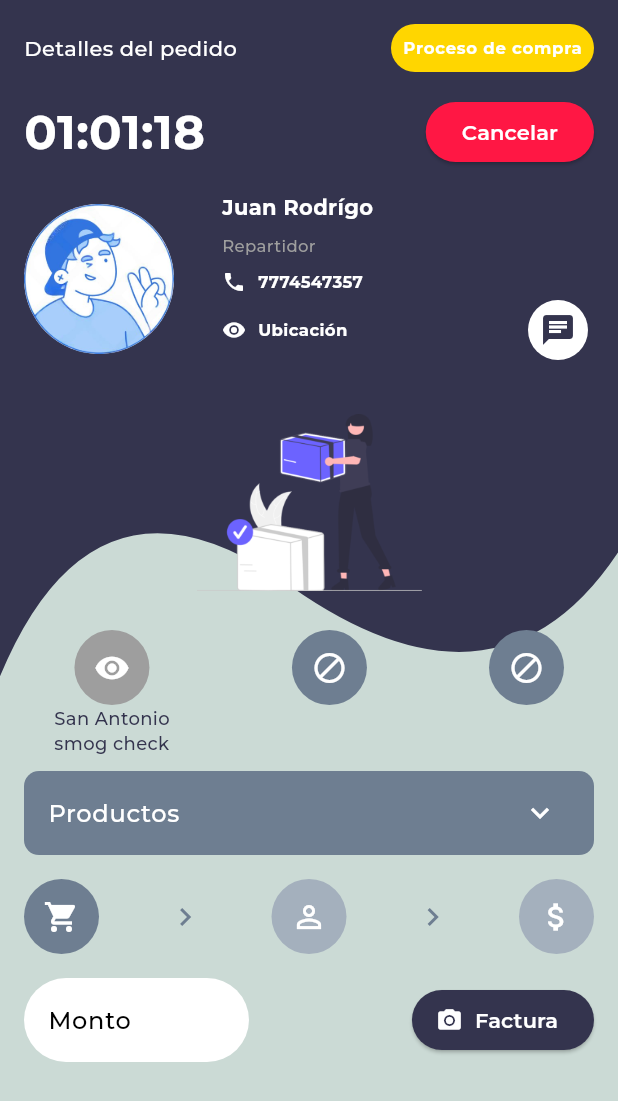
After one commit to 12Edwin/QuickFavor, a Flutter app: the FavorProgressCourier screen opened directly, after a tap on "Cancelar", on a phone screen of 412 x 824 dp. The commit adds this screen. Shown: the top 1101 px of the screen. Run offline on Flutter 3.47's test engine with Material 3 defaults, Android fonts, the phone set to English and light mode, and no system bars; our stand-ins replace flutter_colorpicker, image_picker, shared_preferences; accounts and stored records are empty; project files that could hold a hidden picture were left out.

Commit message:
[ADD] Favor progress for courier

```diff
--- /dev/null
+++ b/mobile_favor/lib/kernel/widget/wave_painter.dart
@@ -0,0 +1,38 @@
+import 'package:flutter/material.dart';
+
+class WavePainter extends CustomPainter {
+  final BuildContext context;
+  final double waveHeight;
+
+  WavePainter({required this.context, required this.waveHeight});
+
+  @override
+  void paint(Canvas canvas, Size size) {
+    final paint = Paint()
+      ..color = Theme.of(context).primaryColor
+      ..style = PaintingStyle.fill;
+
+    final path = Path();
+
+    path.lineTo(0, (size.height * 0.45) + waveHeight);
+    path.quadraticBezierTo(
+      size.width * 0.15,
+      (size.height * 0.27) + waveHeight,
+      size.width * 0.45,
+      (size.height * 0.37) + waveHeight,
+    );
+    path.quadraticBezierTo(
+      size.width * 0.8,
+      (size.height * 0.5) + waveHeight,
+      size.width * 1,
+      (size.height * 0.35) + waveHeight,
+    );
+    path.lineTo(size.width, 0);
+    path.close();
+
+    canvas.drawPath(path, paint);
+  }
+
+  @override
+  bool shouldRepaint(covariant CustomPainter oldDelegate) => false;
+}
--- /dev/null
+++ b/mobile_favor/lib/navigation/courier/favor_progress_courier.dart
@@ -0,0 +1,266 @@
+import 'package:flutter/material.dart';
+import 'package:mobile_favor/utils/app_colors.dart';
+
+import '../../kernel/widget/wave_painter.dart';
+
+class FavorProgressCourier extends StatefulWidget {
+  const FavorProgressCourier({super.key});
+
+  @override
+  State<FavorProgressCourier> createState() => _FavorProgressCourierState();
+}
+
+class _FavorProgressCourierState extends State<FavorProgressCourier> {
+  bool _isExpanded = false;
+
+
+  @override
+  Widget build(BuildContext context) {
+    final screenHeight = MediaQuery.of(context).size.height;
+    final customColors = Theme.of(context).extension<CustomColors>()!;
+    return Scaffold(
+      body: SingleChildScrollView(
+        child: Stack(
+          children: [
+            SizedBox(
+              height: screenHeight,
+              child: CustomPaint(
+                painter: WavePainter(context: context, waveHeight: 80),
+                child: Container(),
+              ),
+            ),
+            SafeArea(
+              child: Padding(
+                padding: const EdgeInsets.all(16),
+                child: Column(
+                  crossAxisAlignment: CrossAxisAlignment.center,
+                  children: [
+                    SizedBox(
+                      width: double.infinity,
+                      child: Row(
+                        mainAxisAlignment: MainAxisAlignment.spaceBetween,
+                        children:[
+                          const Text(
+                            'Detalles del pedido',
+                            style: TextStyle(color: Colors.white, fontSize: 14),
+                          ),
+
+                          Badge(
+                            label: const Text('Proceso de compra', style: TextStyle(fontWeight: FontWeight.bold)),
+                            padding: const EdgeInsets.all(8),
+                            backgroundColor:customColors.warning,
+                          ),
+                        ]
+                      ),
+                    ),
+                    const SizedBox(height: 16),
+                    Row(
+                      mainAxisAlignment: MainAxisAlignment.spaceBetween,
+                      children: [
+                        const Text(
+                          '01:01:18',
+                          style: TextStyle(color: Colors.white, fontSize: 32, fontWeight: FontWeight.bold),
+                        ),
+                        ElevatedButton(
+                          onPressed: () {  },
+                          style: ElevatedButton.styleFrom(
+                            backgroundColor: customColors.danger,
+                          ),
+                          child: const Text('Cancelar'),
+                        )
+                      ],
+                    ),
+                    const SizedBox(height: 16,),
+                    Row(
+                      children: [
+                        Container(
+                          width: 100,
+                          height: 100,
+                          decoration: const BoxDecoration(
+                            color: Colors.white,
+                            shape: BoxShape.circle,
+                          ),
+                          child: Image.asset('assets/profile.png'),
+                        ),
+                        const SizedBox(width: 32),
+                        Expanded(
+                          child: Column(
+                            mainAxisAlignment: MainAxisAlignment.start,
+                            crossAxisAlignment: CrossAxisAlignment.start,
+                            children: [
+                              const Text(
+                                'Juan Rodrígo',
+                                style: TextStyle(color: Colors.white, fontSize: 14, fontWeight: FontWeight.bold),
+                              ),
+                              const SizedBox(height: 8),
+                              const Text(
+                                'Repartidor',
+                                style: TextStyle(color: Colors.grey, fontSize: 11),
+                              ),
+                              const SizedBox(height: 8),
+                              const Row(
+                                children:[
+                                  Icon(Icons.phone, color: Colors.white, size: 16),
+                                  SizedBox(width: 8),
+                                  Text(
+                                    '7774547357',
+                                    style: TextStyle(color: Colors.white, fontSize: 11, fontWeight: FontWeight.bold),
+                                  ),
+                                ]
+                              ),
+                              Row(
+                                mainAxisAlignment: MainAxisAlignment.spaceBetween,
+                                children: [
+                                  GestureDetector(
+                                    onTap: () { },
+                                    child: const Row(
+                                      children:[
+                                        Icon(Icons.remove_red_eye, color: Colors.white, size: 16),
+                                        SizedBox(width: 8),
+                                        Text(
+                                          'Ubicación',
+                                          style: TextStyle(color: Colors.white, fontSize: 11, fontWeight: FontWeight.bold),
+                                        ),
+                                      ]
+                                    ),
+                                  ),
+                                  IconButton(
+                                    onPressed: () {  },
+                                    style: ElevatedButton.styleFrom(
+                                      backgroundColor: Colors.white,
+                                    ),
+                                    icon: Icon(Icons.chat, color: Theme.of(context).primaryColor),
+                                  ),
+                                ]
+                              ),
+                            ],
+                          ),
+                        ),
+                      ]
+                    ),
+                    const SizedBox(height: 32),
+                    Image.asset('assets/package.png', width: 150),
+                    const SizedBox(height: 16,),
+                    Column(
+                      children: [
+                        Container(
+                          padding: const EdgeInsets.symmetric(vertical: 10, horizontal: 20),
+                          child: Row(
+                            crossAxisAlignment: CrossAxisAlignment.start,
+                            mainAxisAlignment: MainAxisAlignment.spaceBetween,
+                            children: [
+                              _buildLocationItem(true, "San Antonio\nsmog check"),
+                              _buildLocationItem(false, ""),
+                              _buildLocationItem(false, ""),
+                            ],
+                          ),
+                        ),
+                        // Productos desplegable
+                        ExpansionTile(
+                          title: const Text("Productos"),
+                          backgroundColor: const Color(0xFF6E7E91),
+                          collapsedBackgroundColor: const Color(0xFF6E7E91),
+                          collapsedShape: RoundedRectangleBorder(
+                            borderRadius: BorderRadius.circular(10),
+                          ),
+                          textColor: Colors.white,
+                          collapsedTextColor: Colors.white,
+                          iconColor: Colors.white,
+                          collapsedIconColor: Colors.white,
+                          children: const [
+                            ListTile(title: Text("Producto 1", style: TextStyle(color: Colors.white))),
+                            ListTile(title: Text("Producto 2", style: TextStyle(color: Colors.white))),
+                          ],
+                        ),
+                        Container(
+                          padding: const EdgeInsets.symmetric(vertical: 16,),
+                          child: Row(
+                            mainAxisAlignment: MainAxisAlignment.spaceBetween,
+                            children: [
+                              _buildStateButton(Icons.shopping_cart, true),
+                              Icon(Icons.chevron_right, color: Color(0xFF6E7E91)),
+                              _buildStateButton(Icons.person_outline, false),
+                              Icon(Icons.chevron_right, color: Color(0xFF6E7E91)),
+                              _buildStateButton(Icons.attach_money, false),
+                            ],
+                          ),
+                        ),
+                        Row(
+                          mainAxisAlignment: MainAxisAlignment.spaceBetween,
+                          children: [
+                            _buildActionButton(Icons.attach_money, "Monto", (value) {
+                              if (value == null || value.isEmpty) {
+                                return 'El monto es requerido';
+                              }
+                              return null;
+                            }),
+                            ElevatedButton.icon(
+                              icon: const Icon(Icons.camera_alt),
+                              label: const Text("Factura"),
+                              onPressed: () {  },
+                            ),
+                          ],
+                        ),
+                      ],
+                    ),
+                  ]
+                )
+              ),
+            )
+          ],
+        ),
+      ),
+    );
+
+
+  }
+
+  Widget _buildLocationItem(bool isActive, String text) {
+    return Column(
+      children: [
+        Container(
+          width: 50,
+          height: 50,
+          decoration: BoxDecoration(
+            color: isActive ? Colors.grey : Color(0xFF6E7E91),
+            shape: BoxShape.circle,
+          ),
+          child: Icon(isActive ? Icons.remove_red_eye : Icons.block, color: Colors.white),
+        ),
+        if (text.isNotEmpty)
+          Text(text, textAlign: TextAlign.center, style: TextStyle(fontSize: 12)),
+      ],
+    );
+  }
+
+  Widget _buildStateButton(IconData icon, bool isActive) {
+    return Container(
+      width: 50,
+      height: 50,
+      decoration: BoxDecoration(
+        color: isActive ? Color(0xFF6E7E91) : Color(0xFFA4B0BD),
+        shape: BoxShape.circle,
+      ),
+      child: Icon(icon, color: Colors.white),
+    );
+  }
+
+  Widget _buildActionButton(IconData icon, String text, FormFieldValidator<String>? validation) {
+    return SizedBox(
+      width: 150,
+      child: TextFormField(
+        decoration: InputDecoration(
+          labelText: text,
+          filled: true,
+          fillColor: Colors.white,
+          labelStyle: const TextStyle(color: Colors.black),
+          border: OutlineInputBorder(
+            borderRadius: BorderRadius.circular(32),
+            borderSide: BorderSide.none,
+          ),
+        ),
+        validator: validation,
+      ),
+    );
+  }
+}
--- a/mobile_favor/lib/utils/app_colors.dart
+++ b/mobile_favor/lib/utils/app_colors.dart
@@ -64,5 +64,47 @@ ThemeData appTheme() {
         backgroundColor: AppColors.primaryColor,
       ),
     ),
+  ).copyWith(
+    extensions: <ThemeExtension<dynamic>>[
+      CustomColors(
+        success: AppColors.success,
+        warning: AppColors.warning,
+        info: AppColors.info,
+        danger: AppColors.danger,
+      ),
+    ],
   );
 }
+
+
+class CustomColors extends ThemeExtension<CustomColors> {
+  final Color? success;
+  final Color? warning;
+  final Color? info;
+  final Color? danger;
+
+  CustomColors({this.success, this.warning, this.info, this.danger});
+
+  @override
+  CustomColors copyWith({Color? success, Color? warning, Color? info}) {
+    return CustomColors(
+      success: success ?? this.success,
+      warning: warning ?? this.warning,
+      info: info ?? this.info,
+      danger: danger ?? this.danger,
+    );
+  }
+
+  @override
+  CustomColors lerp(ThemeExtension<CustomColors>? other, double t) {
+    if (other is! CustomColors) {
+      return this;
+    }
+    return CustomColors(
+      success: Color.lerp(success, other.success, t),
+      warning: Color.lerp(warning, other.warning, t),
+      info: Color.lerp(info, other.info, t),
+      danger: Color.lerp(danger, other.danger, t),
+    );
+  }
+}
```
Also changed, not shown: mobile_favor/lib/navigation/courier/components/favor_finished.dart (added, +97 -0 lines), mobile_favor/lib/navigation/navigation.dart (+18 -6 lines), mobile_favor/assets/box.png (added), mobile_favor/assets/package.png (added), mobile_favor/assets/package.svg (added), mobile_favor/assets/profile.png (added).
